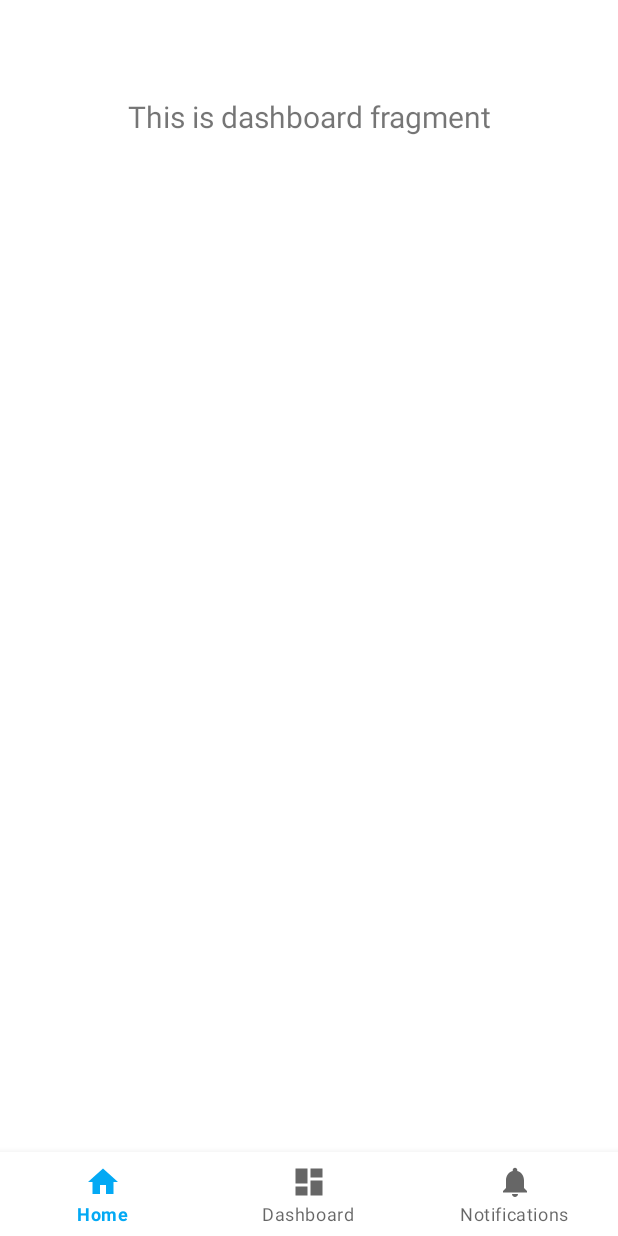
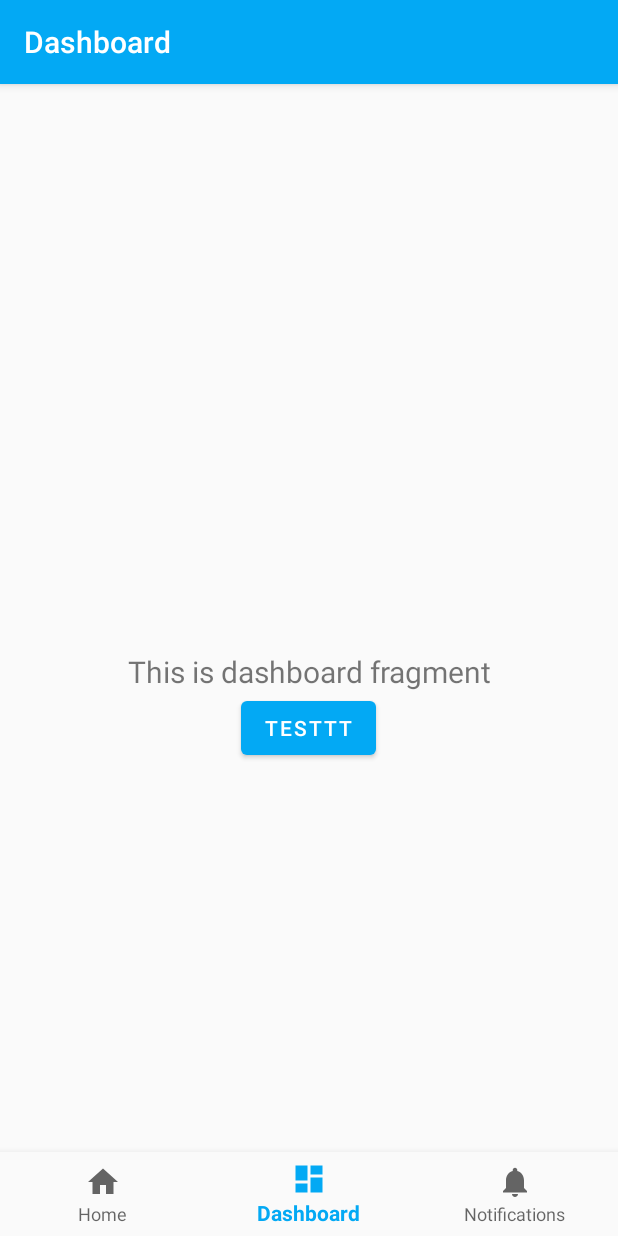
Before and after one commit to tiendat77/AirNow-app, an Android app: the screen it shows after launch (MainActivity), item 2 of the bottom bar chosen, on a phone screen of 412 x 824 dp. Run offline under Robolectric (Android 15) with nearby library versions, the phone set to English and light mode, and no system bars; our stand-ins replace navigation-ui.

Commit message:
fix initial commit

```diff
--- a/app/src/main/AndroidManifest.xml
+++ b/app/src/main/AndroidManifest.xml
@@ -8,7 +8,7 @@
         android:label="@string/app_name"
         android:roundIcon="@mipmap/ic_launcher_round"
         android:supportsRtl="true"
-        android:theme="@style/Theme.MaterialTheme">
+        android:theme="@style/MaterialTheme">
         <activity
             android:name=".MainActivity"
             android:label="@string/app_name">
--- a/app/src/main/java/uit/thesis/airnow/MainActivity.java
+++ b/app/src/main/java/uit/thesis/airnow/MainActivity.java
@@ -26,5 +26,4 @@ public class MainActivity extends AppCompatActivity {
         NavigationUI.setupActionBarWithNavController(this, navController, appBarConfiguration);
         NavigationUI.setupWithNavController(navView, navController);
     }
-
 }
--- a/app/src/main/res/layout/fragment_dashboard.xml
+++ b/app/src/main/res/layout/fragment_dashboard.xml
@@ -4,9 +4,15 @@
     android:layout_width="match_parent"
     android:layout_height="match_parent">
 
+    <LinearLayout
+        android:layout_width="match_parent"
+        android:layout_height="match_parent"
+        android:gravity="center"
+        android:orientation="vertical">
+
         <TextView
             android:id="@+id/text_dashboard"
-        android:layout_width="match_parent"
+            android:layout_width="wrap_content"
             android:layout_height="wrap_content"
             android:layout_marginStart="8dp"
             android:layout_marginTop="8dp"
@@ -16,4 +22,13 @@
             app:layout_constraintEnd_toEndOf="parent"
             app:layout_constraintStart_toStartOf="parent"
             app:layout_constraintTop_toTopOf="parent" />
+
+        <com.google.android.material.button.MaterialButton
+            android:id="@+id/material_button"
+            style="@style/Widget.MaterialComponents.Button"
+            android:layout_width="wrap_content"
+            android:layout_height="wrap_content"
+            android:text="Testtt"/>
+
+    </LinearLayout>
 </androidx.constraintlayout.widget.ConstraintLayout>
--- a/app/src/main/res/values/styles.xml
+++ b/app/src/main/res/values/styles.xml
@@ -13,4 +13,9 @@
         <item name="colorPrimaryDark">#0E77CC</item>
     </style>
 
+    <style name="MaterialTheme" parent="Theme.MaterialComponents.DayNight.DarkActionBar.Bridge">
+        <item name="colorPrimary">#03A9F4</item>
+        <item name="colorPrimaryDark">#0E77CC</item>
+    </style>
+
 </resources>
```
Also changed, not shown: app/build.gradle (+10 -9 lines), app/gradle/wrapper/gradle-wrapper.properties (added), 4 other files. Lines whose indentation alone changed are shown as unchanged.
